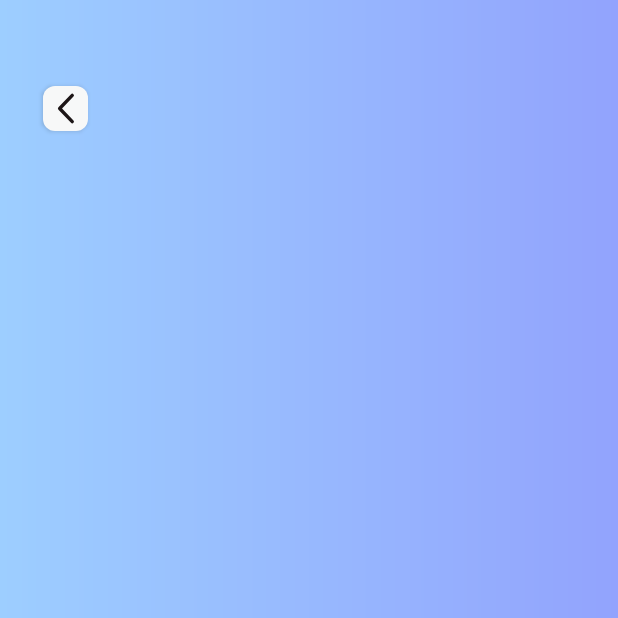
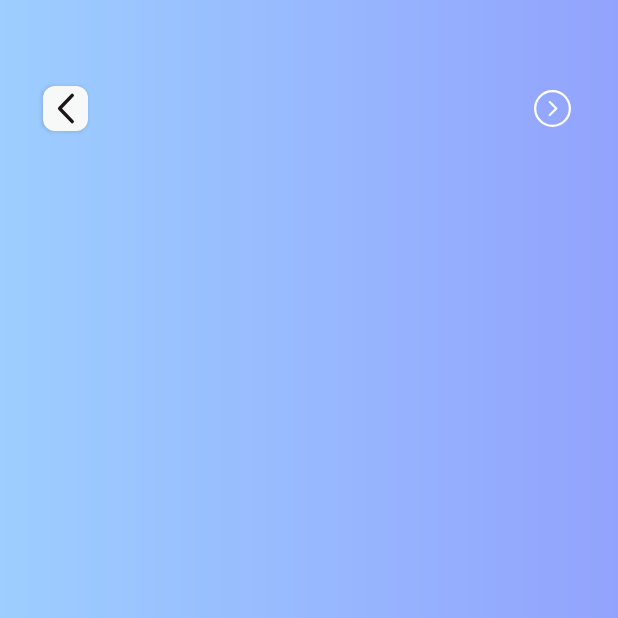
Before and after one commit to H1eu69/eWorkout, an Android app: the FragmentWorkoutStart2 screen opened through its navigation route, on a phone screen of 412 x 824 dp, the top half of it. Run offline under Robolectric (Android 15) with nearby library versions, the phone set to English and light mode, and no system bars; our stand-ins replace Firebase (no records; nobody signed in at launch, a user with empty details on screens opened directly), Shimmer, data binding; 8 statements that could not run were skipped.

Commit message:
navigate workout start 1, workout start 2 to detail 2

```diff
--- a/app/src/main/java/com/example/eworkout/training/view/FragmentWorkoutStart1.kt
+++ b/app/src/main/java/com/example/eworkout/training/view/FragmentWorkoutStart1.kt
@@ -154,6 +154,13 @@ class FragmentWorkoutStart1 : Fragment() {
             }
         }
 
+        binding.exerciseInformationBtn.setOnClickListener {
+            val bundle = Bundle().apply {
+                putString("exercise_id", _viewModel.getCurrentExercise().id)
+            }
+            findNavController().navigate(R.id.action_fragmentWorkoutStart1_to_workoutDetail2, bundle)
+        }
+
         binding.backgroundAnimationView.setFailureListener {
             binding.backgroundImageview.visibility = View.VISIBLE
             binding.backgroundAnimationView.visibility = View.GONE
--- a/app/src/main/java/com/example/eworkout/training/view/FragmentWorkoutStart2.kt
+++ b/app/src/main/java/com/example/eworkout/training/view/FragmentWorkoutStart2.kt
@@ -91,6 +91,12 @@ class FragmentWorkoutStart2 : Fragment() {
         binding.btnNext.setOnClickListener {
             onClick()
         }
+        binding.exerciseInformationBtn.setOnClickListener {
+            val bundle = Bundle().apply {
+                putString("exercise_id", _viewModel.getCurrentExercise().id)
+            }
+            findNavController().navigate(R.id.action_fragmentWorkoutStart2_to_workoutDetail2, bundle)
+        }
         binding.backgroundAnimationView.setFailureListener {
             binding.backgroundImageview.visibility = View.VISIBLE
             binding.backgroundAnimationView.visibility = View.GONE
--- /dev/null
+++ b/app/src/main/res/drawable/white_arrow_right.xml
@@ -0,0 +1,21 @@
+<vector xmlns:android="http://schemas.android.com/apk/res/android"
+    android:width="24dp"
+    android:height="24dp"
+    android:viewportWidth="24"
+    android:viewportHeight="24">
+  <path
+      android:pathData="M12,21.25C17.108,21.25 21.25,17.109 21.25,12C21.25,6.892 17.108,2.75 12,2.75C6.892,2.75 2.75,6.892 2.75,12C2.75,17.109 6.892,21.25 12,21.25Z"
+      android:strokeLineJoin="round"
+      android:strokeWidth="1.2"
+      android:fillColor="#00000000"
+      android:fillType="evenOdd"
+      android:strokeColor="#ffffff"
+      android:strokeLineCap="round"/>
+  <path
+      android:pathData="M10.558,15.471L14.044,12L10.558,8.529"
+      android:strokeLineJoin="round"
+      android:strokeWidth="1.2"
+      android:fillColor="#00000000"
+      android:strokeColor="#ffffff"
+      android:strokeLineCap="round"/>
+</vector>
--- a/app/src/main/res/layout/fragment_workout_start1.xml
+++ b/app/src/main/res/layout/fragment_workout_start1.xml
@@ -36,6 +36,15 @@
                 app:layout_constraintStart_toStartOf="parent"
                 app:layout_constraintTop_toTopOf="parent"
                 tools:ignore="SpeakableTextPresentCheck,TouchTargetSizeCheck" />
+
+            <androidx.appcompat.widget.AppCompatButton
+                android:id="@+id/exercise_information_btn"
+                android:layout_width="30dp"
+                android:layout_height="30dp"
+                android:layout_marginEnd="28.8dp"
+                android:background="@drawable/white_arrow_right"
+                app:layout_constraintEnd_toEndOf="parent"
+                app:layout_constraintTop_toTopOf="@+id/button" />
 
             <ImageView
                 android:id="@+id/background_imageview"
@@ -79,7 +88,6 @@
                 app:layout_constraintEnd_toEndOf="parent"
                 app:layout_constraintStart_toStartOf="parent"
                 app:layout_constraintTop_toTopOf="parent" />
-
 
             <ProgressBar
                 android:id="@+id/count_down_progressbar"
--- a/app/src/main/res/layout/fragment_workout_start2.xml
+++ b/app/src/main/res/layout/fragment_workout_start2.xml
@@ -36,6 +36,15 @@
                 app:layout_constraintStart_toStartOf="parent"
                 app:layout_constraintTop_toTopOf="parent"
                 tools:ignore="SpeakableTextPresentCheck,TouchTargetSizeCheck" />
+
+            <androidx.appcompat.widget.AppCompatButton
+                android:id="@+id/exercise_information_btn"
+                android:layout_width="30dp"
+                android:layout_height="30dp"
+                android:layout_marginEnd="28.8dp"
+                android:background="@drawable/white_arrow_right"
+                app:layout_constraintEnd_toEndOf="parent"
+                app:layout_constraintTop_toTopOf="@+id/button" />
 
             <ImageView
                 android:id="@+id/background_imageview"
--- a/app/src/main/res/navigation/nav_graph.xml
+++ b/app/src/main/res/navigation/nav_graph.xml
@@ -105,6 +105,13 @@
                 app:destination="@id/fragmentWorkoutDone"
                 app:enterAnim="@android:anim/fade_in"
                 app:exitAnim="@android:anim/fade_out" />
+            <action
+                android:id="@+id/action_fragmentWorkoutStart2_to_workoutDetail2"
+                app:destination="@id/workoutDetail2"
+                app:enterAnim="@android:anim/fade_in"
+                app:exitAnim="@android:anim/fade_out"
+                app:popEnterAnim="@anim/nav_default_pop_enter_anim"
+                app:popExitAnim="@anim/nav_default_pop_exit_anim" />
         </fragment>
         <fragment
             android:id="@+id/fragmentWorkoutRest"
@@ -133,6 +140,13 @@
             <action
                 android:id="@+id/action_fragmentWorkoutStart1_to_fragmentWorkoutDone"
                 app:destination="@id/fragmentWorkoutDone" />
+            <action
+                android:id="@+id/action_fragmentWorkoutStart1_to_workoutDetail2"
+                app:destination="@id/workoutDetail2"
+                app:enterAnim="@android:anim/fade_in"
+                app:exitAnim="@android:anim/fade_out"
+                app:popEnterAnim="@anim/nav_default_pop_enter_anim"
+                app:popExitAnim="@anim/nav_default_pop_exit_anim" />
         </fragment>
         <fragment
             android:id="@+id/fragmentWorkoutDone"
```
